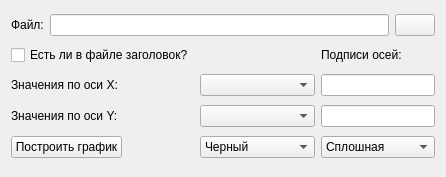
41144114/graphBuilder, file mainwindow.ui: the form before one commit.
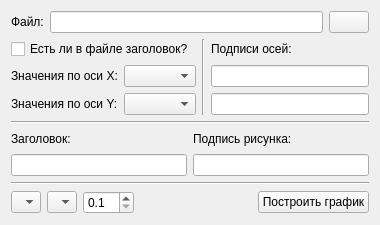
The form after the commit. Icons and pictures are not drawn.

What changed in the file:
```diff
--- a/mainwindow.ui
+++ b/mainwindow.ui
@@ -6,14 +6,20 @@
    <rect>
     <x>0</x>
     <y>0</y>
-    <width>446</width>
-    <height>177</height>
+    <width>380</width>
+    <height>225</height>
    </rect>
   </property>
   <property name="minimumSize">
    <size>
     <width>380</width>
-    <height>110</height>
+    <height>225</height>
+   </size>
+  </property>
+  <property name="maximumSize">
+   <size>
+    <width>600</width>
+    <height>232</height>
    </size>
   </property>
   <property name="acceptDrops">
@@ -23,41 +29,8 @@
    <string>MainWindow</string>
   </property>
   <widget class="QWidget" name="centralWidget">
-   <layout class="QGridLayout" name="gridLayout">
-    <item row="1" column="0">
-     <widget class="QCheckBox" name="checkBox">
-      <property name="sizePolicy">
-       <sizepolicy hsizetype="Fixed" vsizetype="Fixed">
-        <horstretch>0</horstretch>
-        <verstretch>0</verstretch>
-       </sizepolicy>
-      </property>
-      <property name="text">
-       <string>Есть ли в файле заголовок?</string>
-      </property>
-     </widget>
-    </item>
-    <item row="2" column="0">
-     <widget class="QLabel" name="label_2">
-      <property name="text">
-       <string>Значения по оси X:</string>
-      </property>
-     </widget>
-    </item>
-    <item row="2" column="1">
-     <widget class="QComboBox" name="comboBox"/>
-    </item>
-    <item row="3" column="0">
-     <widget class="QLabel" name="label_3">
-      <property name="text">
-       <string>Значения по оси Y:</string>
-      </property>
-     </widget>
-    </item>
-    <item row="3" column="1">
-     <widget class="QComboBox" name="comboBox_2"/>
-    </item>
-    <item row="0" column="0" colspan="3">
+   <layout class="QVBoxLayout" name="verticalLayout_5">
+    <item>
      <layout class="QHBoxLayout" name="horizontalLayout">
       <item>
        <widget class="QLabel" name="label">
@@ -86,88 +59,348 @@
       </item>
      </layout>
     </item>
-    <item row="4" column="0">
-     <widget class="QPushButton" name="pushButton_2">
-      <property name="sizePolicy">
-       <sizepolicy hsizetype="Fixed" vsizetype="Fixed">
-        <horstretch>0</horstretch>
-        <verstretch>0</verstretch>
-       </sizepolicy>
-      </property>
-      <property name="text">
-       <string>Построить график</string>
-      </property>
-     </widget>
-    </item>
-    <item row="1" column="2">
-     <widget class="QLabel" name="label_4">
-      <property name="text">
-       <string>Подписи осей:</string>
-      </property>
-     </widget>
-    </item>
-    <item row="2" column="2">
-     <widget class="QLineEdit" name="lineEdit_2">
-      <property name="sizePolicy">
-       <sizepolicy hsizetype="Preferred" vsizetype="Fixed">
-        <horstretch>0</horstretch>
-        <verstretch>0</verstretch>
-       </sizepolicy>
-      </property>
-     </widget>
-    </item>
-    <item row="3" column="2">
-     <widget class="QLineEdit" name="lineEdit_3">
-      <property name="sizePolicy">
-       <sizepolicy hsizetype="Preferred" vsizetype="Fixed">
-        <horstretch>0</horstretch>
-        <verstretch>0</verstretch>
-       </sizepolicy>
-      </property>
-     </widget>
-    </item>
-    <item row="4" column="1">
-     <widget class="QComboBox" name="comboColor">
+    <item>
+     <layout class="QHBoxLayout" name="horizontalLayout_3">
       <item>
-       <property name="text">
-        <string>Черный</string>
-       </property>
+       <layout class="QVBoxLayout" name="verticalLayout_2">
+        <item>
+         <widget class="QCheckBox" name="checkBox">
+          <property name="sizePolicy">
+           <sizepolicy hsizetype="Fixed" vsizetype="Fixed">
+            <horstretch>0</horstretch>
+            <verstretch>0</verstretch>
+           </sizepolicy>
+          </property>
+          <property name="text">
+           <string>Есть ли в файле заголовок?</string>
+          </property>
+         </widget>
+        </item>
+        <item>
+         <layout class="QFormLayout" name="formLayout">
+          <item row="0" column="0">
+           <widget class="QLabel" name="label_2">
+            <property name="text">
+             <string>Значения по оси X:</string>
+            </property>
+           </widget>
+          </item>
+          <item row="0" column="1">
+           <widget class="QComboBox" name="comboBox"/>
+          </item>
+          <item row="1" column="0">
+           <widget class="QLabel" name="label_3">
+            <property name="text">
+             <string>Значения по оси Y:</string>
+            </property>
+           </widget>
+          </item>
+          <item row="1" column="1">
+           <widget class="QComboBox" name="comboBox_2"/>
+          </item>
+         </layout>
+        </item>
+       </layout>
       </item>
       <item>
-       <property name="text">
-        <string>Темно-серый</string>
-       </property>
+       <widget class="Line" name="line_2">
+        <property name="orientation">
+         <enum>Qt::Vertical</enum>
+        </property>
+       </widget>
       </item>
       <item>
-       <property name="text">
-        <string>Серый</string>
-       </property>
+       <layout class="QVBoxLayout" name="verticalLayout">
+        <item>
+         <widget class="QLabel" name="label_4">
+          <property name="text">
+           <string>Подписи осей:</string>
+          </property>
+         </widget>
+        </item>
+        <item>
+         <widget class="QLineEdit" name="lineEdit_2">
+          <property name="sizePolicy">
+           <sizepolicy hsizetype="Preferred" vsizetype="Fixed">
+            <horstretch>0</horstretch>
+            <verstretch>0</verstretch>
+           </sizepolicy>
+          </property>
+         </widget>
+        </item>
+        <item>
+         <widget class="QLineEdit" name="lineEdit_3">
+          <property name="sizePolicy">
+           <sizepolicy hsizetype="Preferred" vsizetype="Fixed">
+            <horstretch>0</horstretch>
+            <verstretch>0</verstretch>
+           </sizepolicy>
+          </property>
+         </widget>
+        </item>
+       </layout>
       </item>
+     </layout>
+    </item>
+    <item>
+     <widget class="Line" name="line_3">
+      <property name="orientation">
+       <enum>Qt::Horizontal</enum>
+      </property>
+     </widget>
+    </item>
+    <item>
+     <layout class="QHBoxLayout" name="horizontalLayout_5">
       <item>
-       <property name="text">
-        <string>Светло-серый</string>
-       </property>
+       <layout class="QVBoxLayout" name="verticalLayout_3">
+        <item>
+         <widget class="QLabel" name="label_5">
+          <property name="text">
+           <string>Заголовок:</string>
+          </property>
+         </widget>
+        </item>
+        <item>
+         <widget class="QLineEdit" name="lineEditHeader"/>
+        </item>
+       </layout>
       </item>
+      <item>
+       <layout class="QVBoxLayout" name="verticalLayout_4">
+        <item>
+         <widget class="QLabel" name="label_6">
+          <property name="text">
+           <string>Подпись рисунка:</string>
+          </property>
+         </widget>
+        </item>
+        <item>
+         <widget class="QLineEdit" name="lineEditPIctureLabel"/>
+        </item>
+       </layout>
+      </item>
+     </layout>
+    </item>
+    <item>
+     <widget class="Line" name="line">
+      <property name="orientation">
+       <enum>Qt::Horizontal</enum>
+      </property>
      </widget>
     </item>
-    <item row="4" column="2">
-     <widget class="QComboBox" name="comboLineType">
+    <item>
+     <layout class="QHBoxLayout" name="horizontalLayout_4">
       <item>
-       <property name="text">
-        <string>Сплошная</string>
-       </property>
+       <layout class="QHBoxLayout" name="horizontalLayout_2">
+        <item>
+         <widget class="QComboBox" name="comboColor">
+          <property name="maximumSize">
+           <size>
+            <width>55</width>
+            <height>16777215</height>
+           </size>
+          </property>
+          <property name="toolTip">
+           <string>Цвет графика</string>
+          </property>
+          <item>
+           <property name="text">
+            <string/>
+           </property>
+           <property name="icon">
+            <iconset resource="Resources/qresources.qrc">
+             <normaloff>:/Images/black.png</normaloff>:/Images/black.png</iconset>
+           </property>
+          </item>
+          <item>
+           <property name="text">
+            <string/>
+           </property>
+           <property name="icon">
+            <iconset resource="Resources/qresources.qrc">
+             <normaloff>:/Images/darkGray.png</normaloff>:/Images/darkGray.png</iconset>
+           </property>
+          </item>
+          <item>
+           <property name="text">
+            <string/>
+           </property>
+           <property name="icon">
+            <iconset resource="Resources/qresources.qrc">
+             <normaloff>:/Images/gray.png</normaloff>:/Images/gray.png</iconset>
+           </property>
+          </item>
+          <item>
+           <property name="text">
+            <string/>
+           </property>
+           <property name="icon">
+            <iconset resource="Resources/qresources.qrc">
+             <normaloff>:/Images/lightGray.png</normaloff>:/Images/lightGray.png</iconset>
+           </property>
+          </item>
+          <item>
+           <property name="text">
+            <string/>
+           </property>
+           <property name="icon">
+            <iconset resource="Resources/qresources.qrc">
+             <normaloff>:/Images/blue.png</normaloff>:/Images/blue.png</iconset>
+           </property>
+          </item>
+          <item>
+           <property name="text">
+            <string/>
+           </property>
+           <property name="icon">
+            <iconset resource="Resources/qresources.qrc">
+             <normaloff>:/Images/darkCyan.png</normaloff>:/Images/darkCyan.png</iconset>
+           </property>
+          </item>
+          <item>
+           <property name="text">
+            <string/>
+           </property>
+           <property name="icon">
+            <iconset resource="Resources/qresources.qrc">
+             <normaloff>:/Images/cyan.png</normaloff>:/Images/cyan.png</iconset>
+           </property>
+          </item>
+          <item>
+           <property name="text">
+            <string/>
+           </property>
+           <property name="icon">
+            <iconset resource="Resources/qresources.qrc">
+             <normaloff>:/Images/yellow.png</normaloff>:/Images/yellow.png</iconset>
+           </property>
+          </item>
+          <item>
+           <property name="text">
+            <string/>
+           </property>
+           <property name="icon">
+            <iconset resource="Resources/qresources.qrc">
+             <normaloff>:/Images/darkYellow.png</normaloff>:/Images/darkYellow.png</iconset>
+           </property>
+          </item>
+          <item>
+           <property name="text">
+            <string/>
+           </property>
+           <property name="icon">
+            <iconset resource="Resources/qresources.qrc">
+             <normaloff>:/Images/red.png</normaloff>:/Images/red.png</iconset>
+           </property>
+          </item>
+          <item>
+           <property name="text">
+            <string/>
+           </property>
+           <property name="icon">
+            <iconset resource="Resources/qresources.qrc">
+             <normaloff>:/Images/magenta.png</normaloff>:/Images/magenta.png</iconset>
+           </property>
+          </item>
+          <item>
+           <property name="text">
+            <string/>
+           </property>
+           <property name="icon">
+            <iconset resource="Resources/qresources.qrc">
+             <normaloff>:/Images/green.png</normaloff>:/Images/green.png</iconset>
+           </property>
+          </item>
+         </widget>
+        </item>
+        <item>
+         <widget class="QComboBox" name="comboLineType">
+          <property name="maximumSize">
+           <size>
+            <width>75</width>
+            <height>16777215</height>
+           </size>
+          </property>
+          <property name="toolTip">
+           <string>Тип графика</string>
+          </property>
+          <item>
+           <property name="text">
+            <string/>
+           </property>
+           <property name="icon">
+            <iconset resource="Resources/qresources.qrc">
+             <normaloff>:/Images/solid.png</normaloff>:/Images/solid.png</iconset>
+           </property>
+          </item>
+          <item>
+           <property name="text">
+            <string/>
+           </property>
+           <property name="icon">
+            <iconset resource="Resources/qresources.qrc">
+             <normaloff>:/Images/dash.png</normaloff>:/Images/dash.png</iconset>
+           </property>
+          </item>
+          <item>
+           <property name="text">
+            <string/>
+           </property>
+           <property name="icon">
+            <iconset resource="Resources/qresources.qrc">
+             <normaloff>:/Images/dashDot.png</normaloff>:/Images/dashDot.png</iconset>
+           </property>
+          </item>
+         </widget>
+        </item>
+       </layout>
       </item>
       <item>
-       <property name="text">
-        <string>Пунктир</string>
-       </property>
+       <widget class="QDoubleSpinBox" name="doubleSpinBox">
+        <property name="toolTip">
+         <string>Толщина линии графика</string>
+        </property>
+        <property name="decimals">
+         <number>1</number>
+        </property>
+        <property name="minimum">
+         <double>0.100000000000000</double>
+        </property>
+        <property name="maximum">
+         <double>10.000000000000000</double>
+        </property>
+        <property name="singleStep">
+         <double>0.100000000000000</double>
+        </property>
+       </widget>
       </item>
       <item>
-       <property name="text">
-        <string>Пунктир с .</string>
-       </property>
+       <spacer name="horizontalSpacer">
+        <property name="orientation">
+         <enum>Qt::Horizontal</enum>
+        </property>
+        <property name="sizeHint" stdset="0">
+         <size>
+          <width>40</width>
+          <height>20</height>
+         </size>
+        </property>
+       </spacer>
       </item>
-     </widget>
+      <item>
+       <widget class="QPushButton" name="pushButton_2">
+        <property name="sizePolicy">
+         <sizepolicy hsizetype="Fixed" vsizetype="Fixed">
+          <horstretch>0</horstretch>
+          <verstretch>0</verstretch>
+         </sizepolicy>
+        </property>
+        <property name="text">
+         <string>Построить график</string>
+        </property>
+       </widget>
+      </item>
+     </layout>
     </item>
    </layout>
   </widget>
```
Left out of the diff: 36 changed lines with no effect on the pictures.
